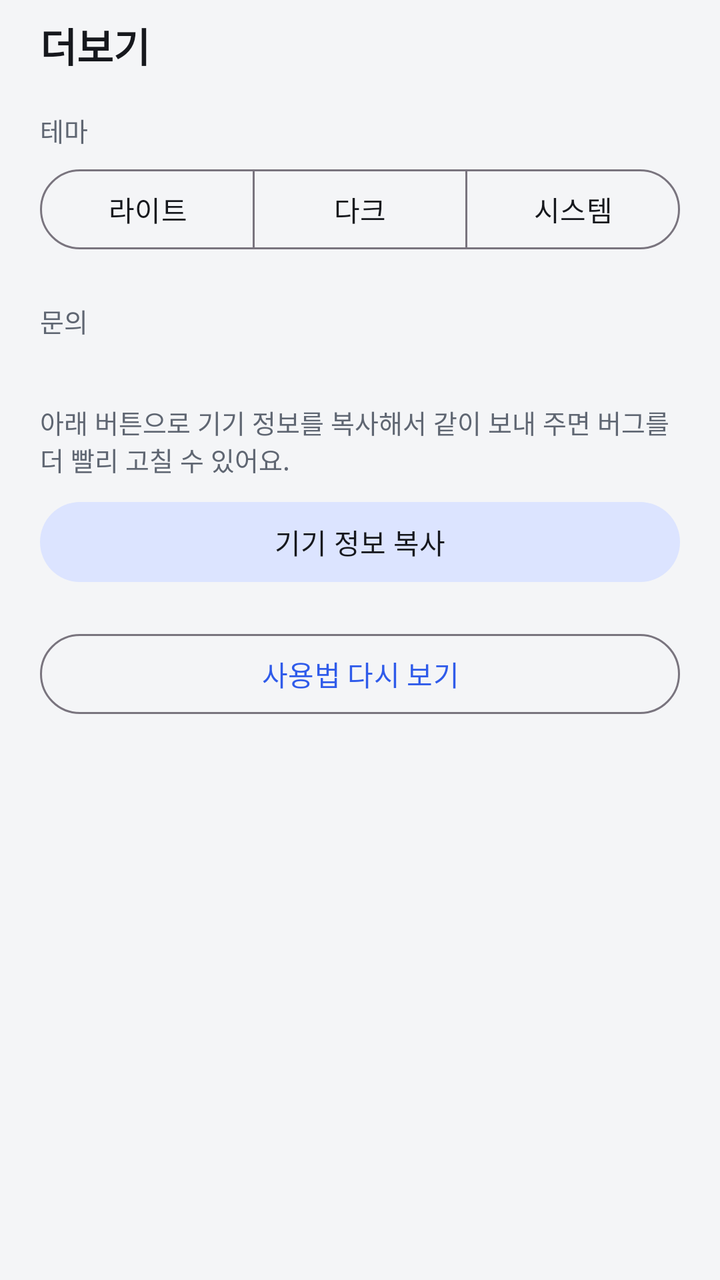
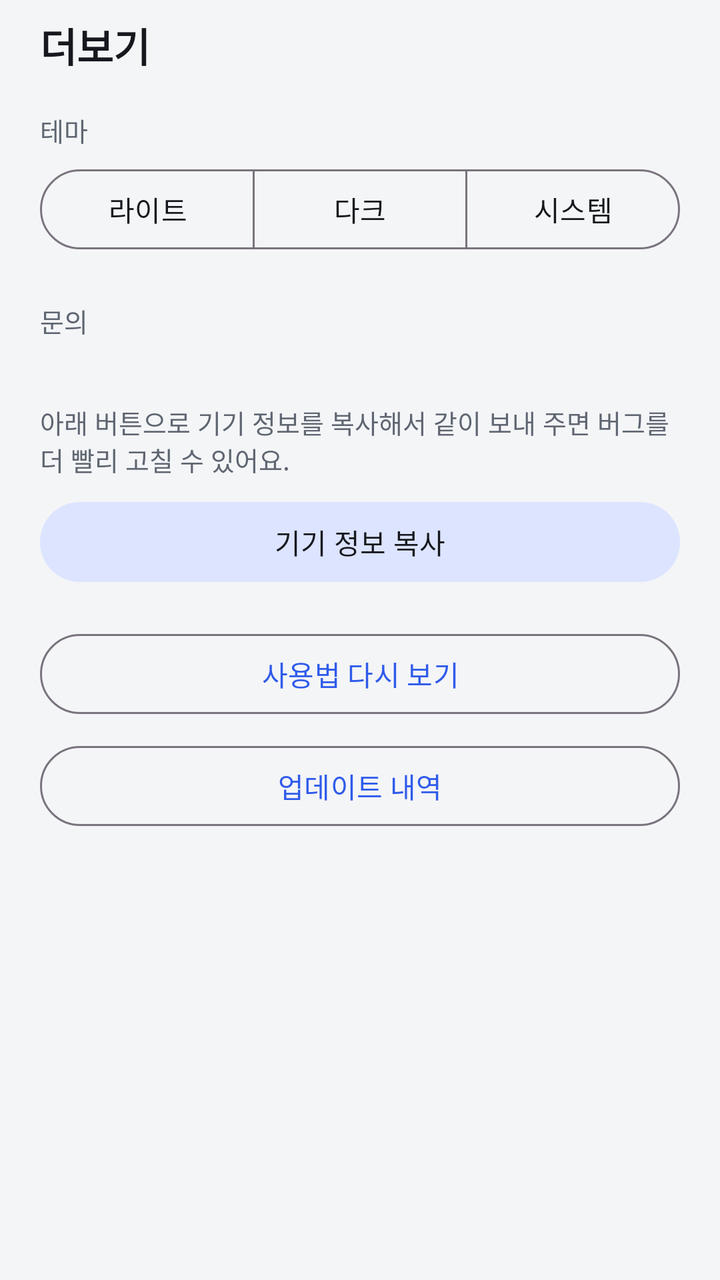

Two renders of the same Android screen: before a commit and after it. Below are the layout's source before the change and the commit's diff.
<!-- AndroidManifest.xml: application theme Theme.HeadsUp -->
<!-- res/layout/sheet_more.xml -->
<?xml version="1.0" encoding="utf-8"?>
<LinearLayout xmlns:android="http://schemas.android.com/apk/res/android"
    android:layout_width="match_parent"
    android:layout_height="wrap_content"
    android:orientation="vertical"
    android:paddingStart="20dp"
    android:paddingTop="8dp"
    android:paddingEnd="20dp"
    android:paddingBottom="24dp">

    <TextView
        android:layout_width="wrap_content"
        android:layout_height="wrap_content"
        android:text="더보기"
        android:textColor="@color/ink"
        android:textSize="20sp"
        android:textStyle="bold" />

    <TextView
        style="@style/Label"
        android:layout_marginTop="18dp"
        android:text="테마" />

    <com.google.android.material.button.MaterialButtonToggleGroup
        android:id="@+id/themeGroup"
        android:layout_width="match_parent"
        android:layout_height="wrap_content"
        android:orientation="horizontal"
        app:singleSelection="true"
        xmlns:app="http://schemas.android.com/apk/res-auto"
        app:selectionRequired="true">

        <com.google.android.material.button.MaterialButton
            android:id="@+id/themeLight"
            style="@style/Widget.Material3.Button.OutlinedButton"
            android:layout_width="0dp"
            android:layout_height="wrap_content"
            android:layout_weight="1"
            android:text="라이트" />

        <com.google.android.material.button.MaterialButton
            android:id="@+id/themeDark"
            style="@style/Widget.Material3.Button.OutlinedButton"
            android:layout_width="0dp"
            android:layout_height="wrap_content"
            android:layout_weight="1"
            android:text="다크" />

        <com.google.android.material.button.MaterialButton
            android:id="@+id/themeSystem"
            style="@style/Widget.Material3.Button.OutlinedButton"
            android:layout_width="0dp"
            android:layout_height="wrap_content"
            android:layout_weight="1"
            android:text="시스템" />
    </com.google.android.material.button.MaterialButtonToggleGroup>

    <TextView
        style="@style/Label"
        android:layout_marginTop="22dp"
        android:text="문의" />

    <TextView
        android:id="@+id/tvContact"
        android:layout_width="wrap_content"
        android:layout_height="wrap_content"
        android:textColor="@color/ink"
        android:textSize="16sp"
        android:textStyle="bold" />

    <TextView
        android:layout_width="wrap_content"
        android:layout_height="wrap_content"
        android:layout_marginTop="4dp"
        android:text="아래 버튼으로 기기 정보를 복사해서 같이 보내 주면 버그를 더 빨리 고칠 수 있어요."
        android:textColor="@color/ink_sub"
        android:textSize="13sp" />

    <com.google.android.material.button.MaterialButton
        android:id="@+id/btnCopyInfo"
        style="@style/Widget.Material3.Button.TonalButton"
        android:layout_width="match_parent"
        android:layout_height="wrap_content"
        android:layout_marginTop="8dp"
        android:text="기기 정보 복사" />

    <com.google.android.material.button.MaterialButton
        android:id="@+id/btnGuide"
        style="@style/Widget.Material3.Button.OutlinedButton"
        android:layout_width="match_parent"
        android:layout_height="wrap_content"
        android:layout_marginTop="18dp"
        android:text="사용법 다시 보기" />

    <TextView
        android:id="@+id/tvVersion"
        android:layout_width="wrap_content"
        android:layout_height="wrap_content"
        android:layout_gravity="center_horizontal"
        android:layout_marginTop="16dp"
        android:textColor="@color/ink_sub"
        android:textSize="12sp" />
</LinearLayout>
<!-- resources referenced by this layout -->
<resources>
  <color name="ink">#16181D</color>
  <color name="ink_sub">#5F6672</color>
  <style name="Label">
          <item name="android:layout_width">wrap_content</item>
          <item name="android:layout_height">wrap_content</item>
          <item name="android:layout_marginTop">14dp</item>
          <item name="android:layout_marginBottom">6dp</item>
          <item name="android:textColor">@color/ink_sub</item>
          <item name="android:textSize">13sp</item>
      </style>
  <style name="Theme.HeadsUp" parent="Theme.Material3.DayNight.NoActionBar">
          <item name="colorPrimary">@color/accent</item>
          <item name="colorOnPrimary">@color/bg</item>
          <item name="colorPrimaryContainer">@color/accent_soft</item>
          <item name="colorOnPrimaryContainer">@color/ink</item>
          <item name="colorSecondaryContainer">@color/accent_soft</item>
          <item name="colorOnSecondaryContainer">@color/ink</item>
          <item name="android:windowBackground">@color/bg</item>
          <item name="android:statusBarColor">@color/bg</item>
          <item name="android:windowLightStatusBar">@bool/light_bars</item>
          <item name="colorSurface">@color/card</item>
          <item name="colorOnSurface">@color/ink</item>
          <item name="colorOnSurfaceVariant">@color/ink_sub</item>
      </style>
  <color name="accent">#2F5BEA</color>
  <color name="bg">#F4F5F7</color>
  <color name="accent_soft">#DCE4FF</color>
  <color name="card">#FFFFFF</color>
</resources>

<!-- the commit's change to res/layout/sheet_more.xml (unified diff, before → after) -->
@@ -92,6 +92,14 @@
         android:layout_marginTop="18dp"
         android:text="사용법 다시 보기" />
 
+    <com.google.android.material.button.MaterialButton
+        android:id="@+id/btnChangelog"
+        style="@style/Widget.Material3.Button.OutlinedButton"
+        android:layout_width="match_parent"
+        android:layout_height="wrap_content"
+        android:layout_marginTop="8dp"
+        android:text="업데이트 내역" />
+
     <TextView
         android:id="@+id/tvVersion"
         android:layout_width="wrap_content"
